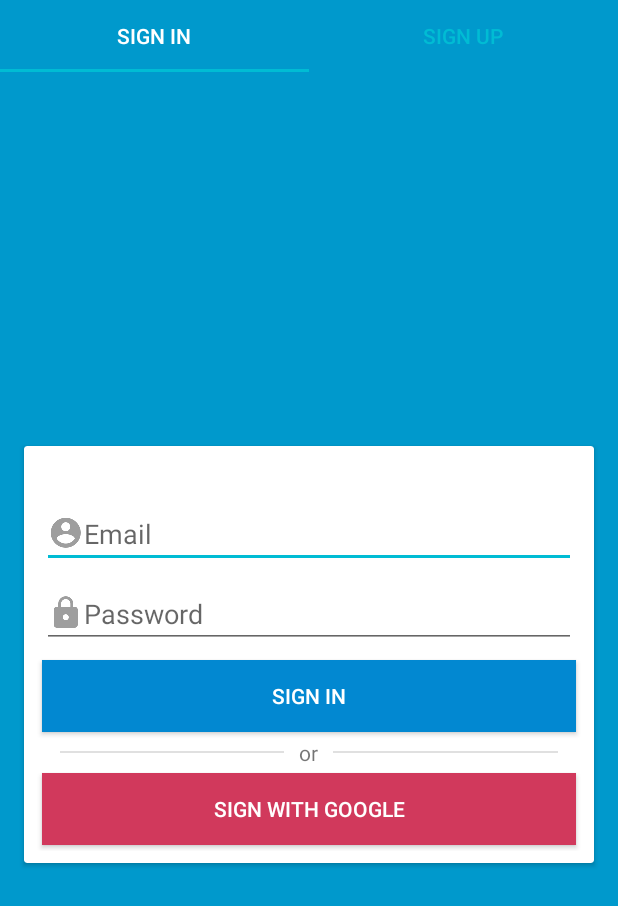
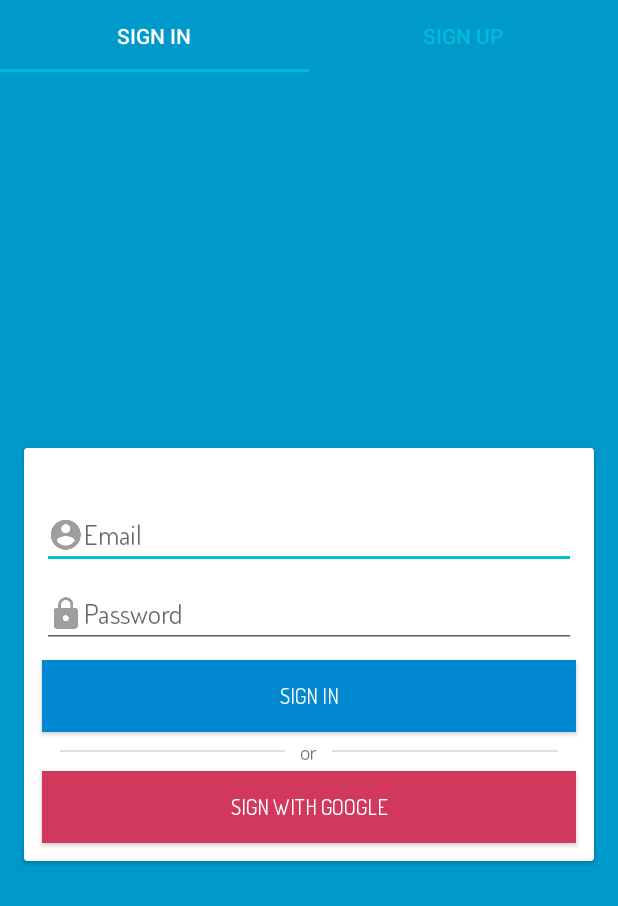
Before and after one commit to SadmiB/smartcerist-mobile, an Android app: the screen it shows after launch (SignActivity), after a tap on "SKIP", on a phone screen of 412 x 824 dp. Shown: the top 906 px of the screen. Run offline under Robolectric (Android 15) with nearby library versions, the phone set to English and light mode, and no system bars; Roboto replaces fonts that are not available here; 1 other tap on this screen came first.

Commit message:
applied a new font for the app

```diff
--- a/app/src/main/AndroidManifest.xml
+++ b/app/src/main/AndroidManifest.xml
@@ -8,7 +8,8 @@
         android:label="@string/app_name"
         android:roundIcon="@mipmap/ic_launcher_round"
         android:supportsRtl="true"
-        android:theme="@style/AppTheme">
+        android:theme="@style/AppTheme"
+        android:name=".app.MyApplication">
         <activity
             android:name=".activity.MainActivity"
             android:theme="@style/AppTheme.NoActionBar">
--- /dev/null
+++ b/app/src/main/java/com/smartcerist/mobile/app/MyApplication.java
@@ -0,0 +1,27 @@
+package com.smartcerist.mobile.app;
+
+
+import android.app.Application;
+
+import com.smartcerist.mobile.R;
+import com.smartcerist.mobile.util.FontsOverride;
+
+
+/**
+ * Created by s on 07/02/18.
+ */
+
+public class MyApplication extends Application{
+    @Override
+    public void onCreate() {
+        super.onCreate();
+        FontsOverride.setDefaultFont(this, "DEFAULT",
+                "fonts/Dosis-Regular.ttf");
+        FontsOverride.setDefaultFont(this, "MONOSPACE",
+                "fonts/Dosis-Regular.ttf");
+        FontsOverride.setDefaultFont(this, "SERIF",
+                "fonts/Dosis-Regular.ttf");
+        FontsOverride.setDefaultFont(this, "SANS_SERIF",
+                "fonts/Dosis-Regular.ttf");
+    }
+}
--- /dev/null
+++ b/app/src/main/java/com/smartcerist/mobile/util/FontsOverride.java
@@ -0,0 +1,31 @@
+package com.smartcerist.mobile.util;
+
+import android.content.Context;
+import android.graphics.Typeface;
+import java.lang.reflect.Field;
+
+/**
+ * Created by vamsi on 06-05-2017 for Android custom font article
+ */
+public class FontsOverride {
+    public static void setDefaultFont(Context context,
+                                      String staticTypefaceFieldName, String fontAssetName) {
+        final Typeface regular = Typeface.createFromAsset(context.getAssets(),
+                fontAssetName);
+        replaceFont(staticTypefaceFieldName, regular);
+    }
+
+    private static void replaceFont(String staticTypefaceFieldName,
+                                    final Typeface newTypeface) {
+        try {
+            final Field staticField = Typeface.class
+                    .getDeclaredField(staticTypefaceFieldName);
+            staticField.setAccessible(true);
+            staticField.set(null, newTypeface);
+        } catch (NoSuchFieldException e) {
+            e.printStackTrace();
+        } catch (IllegalAccessException e) {
+            e.printStackTrace();
+        }
+    }
+}
--- a/app/src/main/res/layout/activity_splash.xml
+++ b/app/src/main/res/layout/activity_splash.xml
@@ -30,8 +30,8 @@
             android:layout_width="wrap_content"
             android:layout_height="wrap_content"
             android:layout_gravity="center"
+            android:text="@string/name"
             android:fontFamily="@font/alex_brush"
-            android:text="@string/name"
             android:textColor="@color/colorPrimaryText"
             android:textSize="30sp"
             android:textStyle="bold" />
--- a/app/src/main/res/values/styles.xml
+++ b/app/src/main/res/values/styles.xml
@@ -3,6 +3,7 @@
     <!-- Base application theme. -->
     <style name="AppTheme" parent="Theme.AppCompat.Light.DarkActionBar">
         <!-- Customize your theme here. -->
+        <item name="android:typeface">monospace</item>
         <item name="colorPrimary">@color/colorPrimary</item>
         <item name="colorPrimaryDark">@color/colorPrimaryDark</item>
         <item name="colorAccent">@color/colorAccent</item>
```
Also changed, not shown: app/src/main/assets/fonts/Dosis-Bold.ttf (added), app/src/main/assets/fonts/Dosis-ExtraBold.ttf (added), app/src/main/assets/fonts/Dosis-ExtraLight.ttf (added), app/src/main/assets/fonts/Dosis-Light.ttf (added), app/src/main/assets/fonts/Dosis-Medium.ttf (added), app/src/main/assets/fonts/Dosis-Regular.ttf (added), app/src/main/assets/fonts/Dosis-SemiBold.ttf (added).
